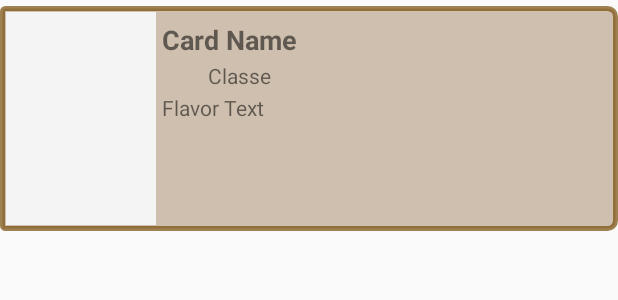
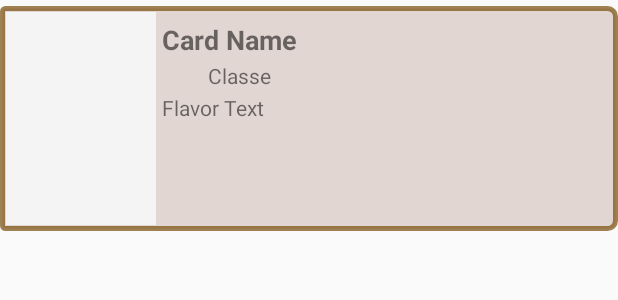
Before and after one commit to MathieuMesset/HearthCards, an Android app: the layout cards_row_item.xml on its own in the app's theme, with its tools: preview values and no code run, on a phone screen of 412 x 824 dp. Shown: the top 300 px of the screen. Run offline under Robolectric (Android 15) with nearby library versions, the phone set to English and light mode, and no system bars; network calls fail.

Commit message:
minor color adjustments

```diff
--- a/app/src/main/res/values/colors.xml
+++ b/app/src/main/res/values/colors.xml
@@ -10,5 +10,5 @@
     <color name="Transparent">#00000000</color>
     <color name="TransparentWhite">#E6FFFFFF</color>
     <color name="colorPrimaryTransparent">#66462E06</color>
-    <color name="CardRowBackground">#E6CABAA7</color>
+    <color name="CardRowBackground">#E6DFD3CE</color>
 </resources>
```
